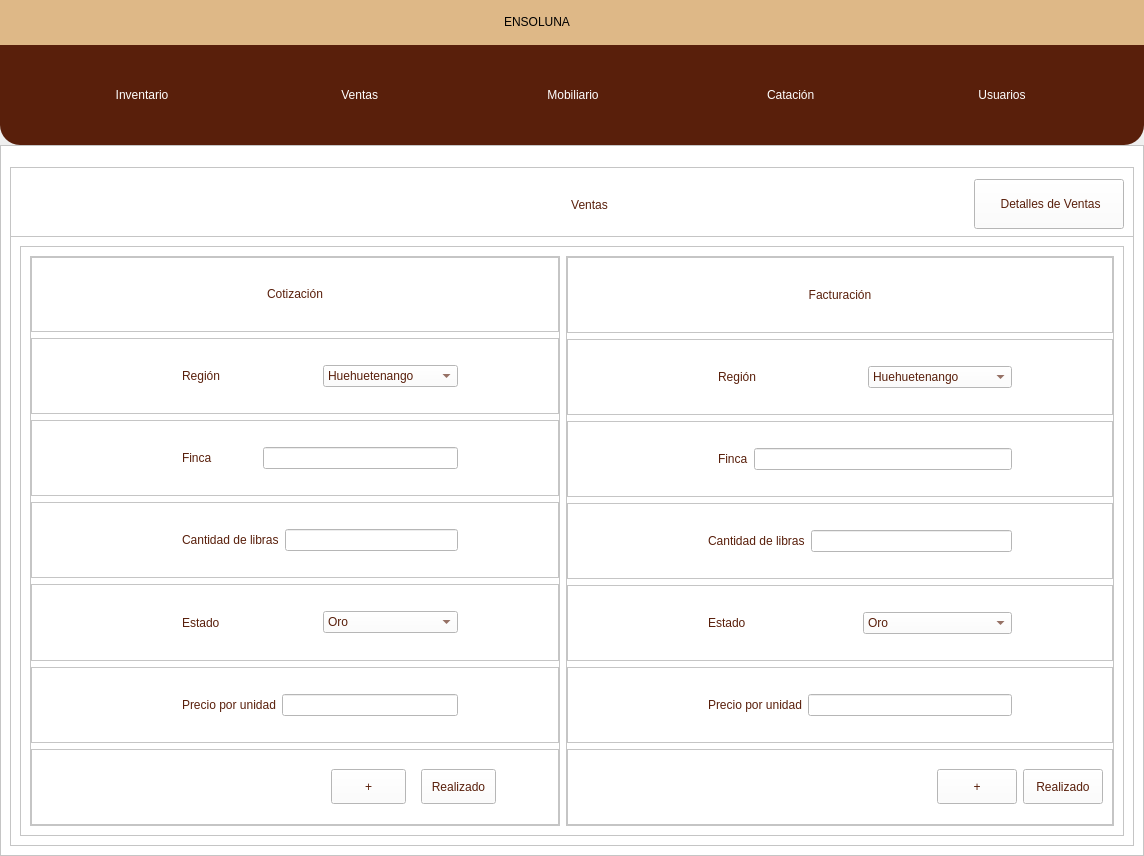
Above: views/designs/DB1.ui from andree-ro/BaseDatosEnsoluna before the change. Below: the same form after it.
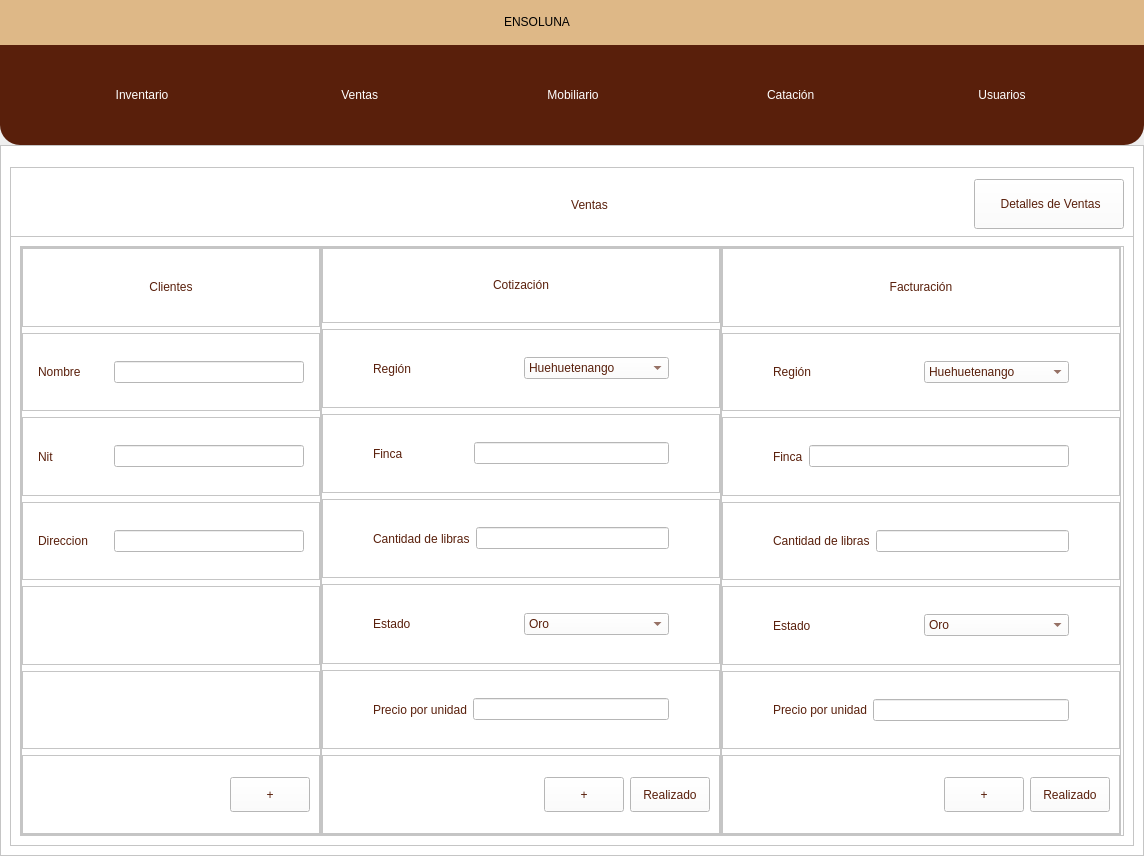
That is the form after the change. The open tabs and pages were chosen to show the change. Icons and pictures are not drawn.

Commit message: Ventana emergente, ultimos arreglos

Diff of the .ui file:
```diff
--- a/views/designs/DB1.ui
+++ b/views/designs/DB1.ui
@@ -6401,18 +6401,318 @@
                 <property name="frameShadow">
                  <enum>QFrame::Raised</enum>
                 </property>
-                <layout class="QHBoxLayout" name="horizontalLayout_111">
+                <layout class="QHBoxLayout" name="horizontalLayout_23">
+                 <property name="spacing">
+                  <number>0</number>
+                 </property>
+                 <property name="leftMargin">
+                  <number>0</number>
+                 </property>
+                 <property name="topMargin">
+                  <number>0</number>
+                 </property>
+                 <property name="rightMargin">
+                  <number>0</number>
+                 </property>
+                 <property name="bottomMargin">
+                  <number>0</number>
+                 </property>
+                 <item>
+                  <widget class="QFrame" name="frame_40">
+                   <property name="minimumSize">
+                    <size>
+                     <width>300</width>
+                     <height>0</height>
+                    </size>
+                   </property>
+                   <property name="maximumSize">
+                    <size>
+                     <width>200</width>
+                     <height>16777215</height>
+                    </size>
+                   </property>
+                   <property name="frameShape">
+                    <enum>QFrame::StyledPanel</enum>
+                   </property>
+                   <property name="frameShadow">
+                    <enum>QFrame::Raised</enum>
+                   </property>
+                   <layout class="QVBoxLayout" name="verticalLayout_78">
+                    <property name="leftMargin">
+                     <number>0</number>
+                    </property>
+                    <property name="topMargin">
+                     <number>0</number>
+                    </property>
+                    <property name="rightMargin">
+                     <number>0</number>
+                    </property>
+                    <property name="bottomMargin">
+                     <number>0</number>
+                    </property>
+                    <item>
+                     <widget class="QFrame" name="frame_42">
+                      <property name="frameShape">
+                       <enum>QFrame::StyledPanel</enum>
+                      </property>
+                      <property name="frameShadow">
+                       <enum>QFrame::Raised</enum>
+                      </property>
+                      <layout class="QVBoxLayout" name="verticalLayout_79">
+                       <item>
+                        <widget class="QLabel" name="label_114">
+                         <property name="minimumSize">
+                          <size>
+                           <width>0</width>
+                           <height>50</height>
+                          </size>
+                         </property>
+                         <property name="maximumSize">
+                          <size>
+                           <width>16777215</width>
+                           <height>50</height>
+                          </size>
+                         </property>
+                         <property name="styleSheet">
+                          <string notr="true">color: rgb(89, 31, 11);
+font: 75 12pt &quot;Open Sans Semibold&quot;</string>
+                         </property>
+                         <property name="text">
+                          <string>Clientes</string>
+                         </property>
+                         <property name="alignment">
+                          <set>Qt::AlignCenter</set>
+                         </property>
+                        </widget>
+                       </item>
+                      </layout>
+                     </widget>
+                    </item>
+                    <item>
+                     <widget class="QFrame" name="frame_188">
+                      <property name="frameShape">
+                       <enum>QFrame::StyledPanel</enum>
+                      </property>
+                      <property name="frameShadow">
+                       <enum>QFrame::Raised</enum>
+                      </property>
+                      <layout class="QHBoxLayout" name="horizontalLayout_26">
+                       <property name="leftMargin">
+                        <number>15</number>
+                       </property>
+                       <property name="rightMargin">
+                        <number>15</number>
+                       </property>
+                       <item>
+                        <widget class="QLabel" name="label_115">
+                         <property name="styleSheet">
+                          <string notr="true">color: rgb(89, 31, 11);
+font: 75 10pt &quot;Open Sans Semibold&quot;</string>
+                         </property>
+                         <property name="text">
+                          <string>Nombre</string>
+                         </property>
+                        </widget>
+                       </item>
+                       <item>
+                        <widget class="QLineEdit" name="fincaAcText_4">
+                         <property name="minimumSize">
+                          <size>
+                           <width>100</width>
+                           <height>0</height>
+                          </size>
+                         </property>
+                         <property name="maximumSize">
+                          <size>
+                           <width>190</width>
+                           <height>16777215</height>
+                          </size>
+                         </property>
+                        </widget>
+                       </item>
+                      </layout>
+                     </widget>
+                    </item>
+                    <item>
+                     <widget class="QFrame" name="frame_192">
+                      <property name="frameShape">
+                       <enum>QFrame::StyledPanel</enum>
+                      </property>
+                      <property name="frameShadow">
+                       <enum>QFrame::Raised</enum>
+                      </property>
+                      <layout class="QHBoxLayout" name="horizontalLayout_25">
+                       <property name="leftMargin">
+                        <number>15</number>
+                       </property>
+                       <property name="rightMargin">
+                        <number>15</number>
+                       </property>
+                       <item>
+                        <widget class="QLabel" name="label_117">
+                         <property name="styleSheet">
+                          <string notr="true">color: rgb(89, 31, 11);
+font: 75 10pt &quot;Open Sans Semibold&quot;</string>
+                         </property>
+                         <property name="text">
+                          <string>Nit</string>
+                         </property>
+                        </widget>
+                       </item>
+                       <item>
+                        <widget class="QLineEdit" name="fincaAcText_5">
+                         <property name="minimumSize">
+                          <size>
+                           <width>100</width>
+                           <height>0</height>
+                          </size>
+                         </property>
+                         <property name="maximumSize">
+                          <size>
+                           <width>190</width>
+                           <height>16777215</height>
+                          </size>
+                         </property>
+                        </widget>
+                       </item>
+                      </layout>
+                     </widget>
+                    </item>
+                    <item>
+                     <widget class="QFrame" name="frame_199">
+                      <property name="frameShape">
+                       <enum>QFrame::StyledPanel</enum>
+                      </property>
+                      <property name="frameShadow">
+                       <enum>QFrame::Raised</enum>
+                      </property>
+                      <layout class="QHBoxLayout" name="horizontalLayout_27">
+                       <property name="leftMargin">
+                        <number>15</number>
+                       </property>
+                       <property name="rightMargin">
+                        <number>15</number>
+                       </property>
+                       <item>
+                        <widget class="QLabel" name="label_118">
+                         <property name="styleSheet">
+                          <string notr="true">color: rgb(89, 31, 11);
+font: 75 10pt &quot;Open Sans Semibold&quot;</string>
+                         </property>
+                         <property name="text">
+                          <string>Direccion</string>
+                         </property>
+                        </widget>
+                       </item>
+                       <item>
+                        <widget class="QLineEdit" name="fincaAcText_6">
+                         <property name="minimumSize">
+                          <size>
+                           <width>100</width>
+                           <height>0</height>
+                          </size>
+                         </property>
+                         <property name="maximumSize">
+                          <size>
+                           <width>190</width>
+                           <height>16777215</height>
+                          </size>
+                         </property>
+                        </widget>
+                       </item>
+                      </layout>
+                     </widget>
+                    </item>
+                    <item>
+                     <widget class="QFrame" name="frame_43">
+                      <property name="frameShape">
+                       <enum>QFrame::StyledPanel</enum>
+                      </property>
+                      <property name="frameShadow">
+                       <enum>QFrame::Raised</enum>
+                      </property>
+                     </widget>
+                    </item>
+                    <item>
+                     <widget class="QFrame" name="frame_44">
+                      <property name="frameShape">
+                       <enum>QFrame::StyledPanel</enum>
+                      </property>
+                      <property name="frameShadow">
+                       <enum>QFrame::Raised</enum>
+                      </property>
+                     </widget>
+                    </item>
+                    <item>
+                     <widget class="QFrame" name="frame_50">
+                      <property name="frameShape">
+                       <enum>QFrame::StyledPanel</enum>
+                      </property>
+                      <property name="frameShadow">
+                       <enum>QFrame::Raised</enum>
+                      </property>
+                      <layout class="QHBoxLayout" name="horizontalLayout_37">
+                       <item>
+                        <spacer name="horizontalSpacer_35">
+                         <property name="orientation">
+                          <enum>Qt::Horizontal</enum>
+                         </property>
+                         <property name="sizeHint" stdset="0">
+                          <size>
+                           <width>171</width>
+                           <height>20</height>
+                          </size>
+                         </property>
+                        </spacer>
+                       </item>
+                       <item>
+                        <widget class="QPushButton" name="agregarCotizacion_2">
+                         <property name="minimumSize">
+                          <size>
+                           <width>0</width>
+                           <height>35</height>
+                          </size>
+                         </property>
+                         <property name="styleSheet">
+                          <string notr="true">QFrame{
+background-color: rgb(51, 157, 255);
+}
+
+QPushButton{
+color: rgb(89, 31, 11);
+background-color: rgb(255, 255, 255);
+font: 75 9pt &quot;Open Sans Semibold&quot;
+}
+
+QPushButton:hover{
+color: rgb(255, 255, 255);
+background-color: rgb(209, 172, 127);
+font: 75 9pt  &quot;Open Sans Semibold&quot;
+}
+</string>
+                         </property>
+                         <property name="text">
+                          <string>+</string>
+                         </property>
+                        </widget>
+                       </item>
+                      </layout>
+                     </widget>
+                    </item>
+                   </layout>
+                  </widget>
+                 </item>
                  <item>
                   <widget class="QFrame" name="frame_181">
                    <property name="minimumSize">
                     <size>
-                     <width>530</width>
+                     <width>400</width>
                      <height>0</height>
                     </size>
                    </property>
                    <property name="maximumSize">
                     <size>
-                     <width>550</width>
+                     <width>250</width>
                      <height>16777215</height>
                     </size>
                    </property>
@@ -6495,10 +6795,10 @@
                       </property>
                       <layout class="QHBoxLayout" name="horizontalLayout_112">
                        <property name="leftMargin">
-                        <number>150</number>
+                        <number>50</number>
                        </property>
                        <property name="rightMargin">
-                        <number>100</number>
+                        <number>50</number>
                        </property>
                        <item>
                         <widget class="QLabel" name="label_103">
@@ -6572,10 +6872,10 @@
                       </property>
                       <layout class="QHBoxLayout" name="horizontalLayout_113">
                        <property name="leftMargin">
-                        <number>150</number>
+                        <number>50</number>
                        </property>
                        <property name="rightMargin">
-                        <number>100</number>
+                        <number>50</number>
                        </property>
                        <item>
                         <widget class="QLabel" name="label_104">
@@ -6617,10 +6917,10 @@
                       </property>
                       <layout class="QHBoxLayout" name="horizontalLayout_114">
                        <property name="leftMargin">
-                        <number>150</number>
+                        <number>50</number>
                        </property>
                        <property name="rightMargin">
-                        <number>100</number>
+                        <number>50</number>
                        </property>
                        <item>
                         <widget class="QLabel" name="label_105">
@@ -6662,10 +6962,10 @@
                       </property>
                       <layout class="QHBoxLayout" name="horizontalLayout_115">
                        <property name="leftMargin">
-                        <number>150</number>
+                        <number>50</number>
                        </property>
                        <property name="rightMargin">
-                        <number>100</number>
+                        <number>50</number>
                        </property>
                        <item>
                         <widget class="QLabel" name="label_106">
@@ -6720,10 +7020,10 @@
                       </property>
                       <layout class="QHBoxLayout" name="horizontalLayout_116">
                        <property name="leftMargin">
-                        <number>150</number>
+                        <number>50</number>
                        </property>
                        <property name="rightMargin">
-                        <number>100</number>
+                        <number>50</number>
                        </property>
                        <item>
                         <widget class="QLabel" name="label_107">
@@ -6750,23 +7050,30 @@
                       <property name="frameShadow">
                        <enum>QFrame::Raised</enum>
                       </property>
-                      <widget class="QPushButton" name="realizado_cotizacion">
-                       <property name="geometry">
-                        <rect>
-                         <x>390</x>
-                         <y>20</y>
-                         <width>75</width>
-                         <height>35</height>
-                        </rect>
-                       </property>
-                       <property name="minimumSize">
-                        <size>
-                         <width>0</width>
-                         <height>35</height>
-                        </size>
-                       </property>
-                       <property name="styleSheet">
-                        <string notr="true">QFrame{
+                      <layout class="QHBoxLayout" name="horizontalLayout_36">
+                       <item>
+                        <spacer name="horizontalSpacer_18">
+                         <property name="orientation">
+                          <enum>Qt::Horizontal</enum>
+                         </property>
+                         <property name="sizeHint" stdset="0">
+                          <size>
+                           <width>171</width>
+                           <height>20</height>
+                          </size>
+                         </property>
+                        </spacer>
+                       </item>
+                       <item>
+                        <widget class="QPushButton" name="agregarCotizacion">
+                         <property name="minimumSize">
+                          <size>
+                           <width>0</width>
+                           <height>35</height>
+                          </size>
+                         </property>
+                         <property name="styleSheet">
+                          <string notr="true">QFrame{
 background-color: rgb(51, 157, 255);
 }
 
@@ -6782,28 +7089,22 @@
 font: 75 9pt  &quot;Open Sans Semibold&quot;
 }
 </string>
-                       </property>
-                       <property name="text">
-                        <string>Realizado</string>
-                       </property>
-                      </widget>
-                      <widget class="QPushButton" name="agregarCotizacion">
-                       <property name="geometry">
-                        <rect>
-                         <x>300</x>
-                         <y>20</y>
-                         <width>75</width>
-                         <height>35</height>
-                        </rect>
-                       </property>
-                       <property name="minimumSize">
-                        <size>
-                         <width>0</width>
-                         <height>35</height>
-                        </size>
-                       </property>
-                       <property name="styleSheet">
-                        <string notr="true">QFrame{
+                         </property>
+                         <property name="text">
+                          <string>+</string>
+                         </property>
+                        </widget>
+                       </item>
+                       <item>
+                        <widget class="QPushButton" name="realizado_cotizacion">
+                         <property name="minimumSize">
+                          <size>
+                           <width>0</width>
+                           <height>35</height>
+                          </size>
+                         </property>
+                         <property name="styleSheet">
+                          <string notr="true">QFrame{
 background-color: rgb(51, 157, 255);
 }
 
@@ -6819,11 +7120,13 @@
 font: 75 9pt  &quot;Open Sans Semibold&quot;
 }
 </string>
-                       </property>
-                       <property name="text">
-                        <string>+</string>
-                       </property>
-                      </widget>
+                         </property>
+                         <property name="text">
+                          <string>Realizado</string>
+                         </property>
+                        </widget>
+                       </item>
+                      </layout>
                      </widget>
                     </item>
                    </layout>
@@ -6831,6 +7134,18 @@
                  </item>
                  <item>
                   <widget class="QFrame" name="frame_190">
+                   <property name="minimumSize">
+                    <size>
+                     <width>400</width>
+                     <height>0</height>
+                    </size>
+                   </property>
+                   <property name="maximumSize">
+                    <size>
+                     <width>250</width>
+                     <height>16777215</height>
+                    </size>
+                   </property>
                    <property name="frameShape">
                     <enum>QFrame::StyledPanel</enum>
                    </property>
@@ -6898,10 +7213,10 @@
                       </property>
                       <layout class="QHBoxLayout" name="horizontalLayout_119">
                        <property name="leftMargin">
-                        <number>150</number>
+                        <number>50</number>
                        </property>
                        <property name="rightMargin">
-                        <number>100</number>
+                        <number>50</number>
                        </property>
                        <item>
                         <widget class="QLabel" name="label_108">
@@ -6975,10 +7290,10 @@
                       </property>
                       <layout class="QHBoxLayout" name="horizontalLayout_120">
                        <property name="leftMargin">
-                        <number>150</number>
+                        <number>50</number>
                        </property>
                        <property name="rightMargin">
-                        <number>100</number>
+                        <number>50</number>
                        </property>
                        <item>
                         <widget class="QLabel" name="label_109">
@@ -7007,10 +7322,10 @@
                       </property>
                       <layout class="QHBoxLayout" name="horizontalLayout_121">
                        <property name="leftMargin">
-                        <number>140</number>
+                        <number>50</number>
                        </property>
                        <property name="rightMargin">
-                        <number>100</number>
+                        <number>50</number>
                        </property>
                        <item>
                         <widget class="QLabel" name="label_111">
@@ -7039,10 +7354,10 @@
                       </property>
                       <layout class="QHBoxLayout" name="horizontalLayout_122">
                        <property name="leftMargin">
-                        <number>140</number>
+                        <number>50</number>
                        </property>
                        <property name="rightMargin">
-                        <number>100</number>
+                        <number>50</number>
                        </property>
                        <item>
                         <widget class="QLabel" name="label_112">
@@ -7091,10 +7406,10 @@
                       </property>
                       <layout class="QHBoxLayout" name="horizontalLayout_117">
                        <property name="leftMargin">
-                        <number>140</number>
+                        <number>50</number>
                        </property>
                        <property name="rightMargin">
-                        <number>100</number>
+                        <number>50</number>
                        </property>
                        <item>
                         <widget class="QLabel" name="label_113">
```
Left out of the diff: 90 changed lines with no effect on the pictures. The commit also changes 1 other file.
